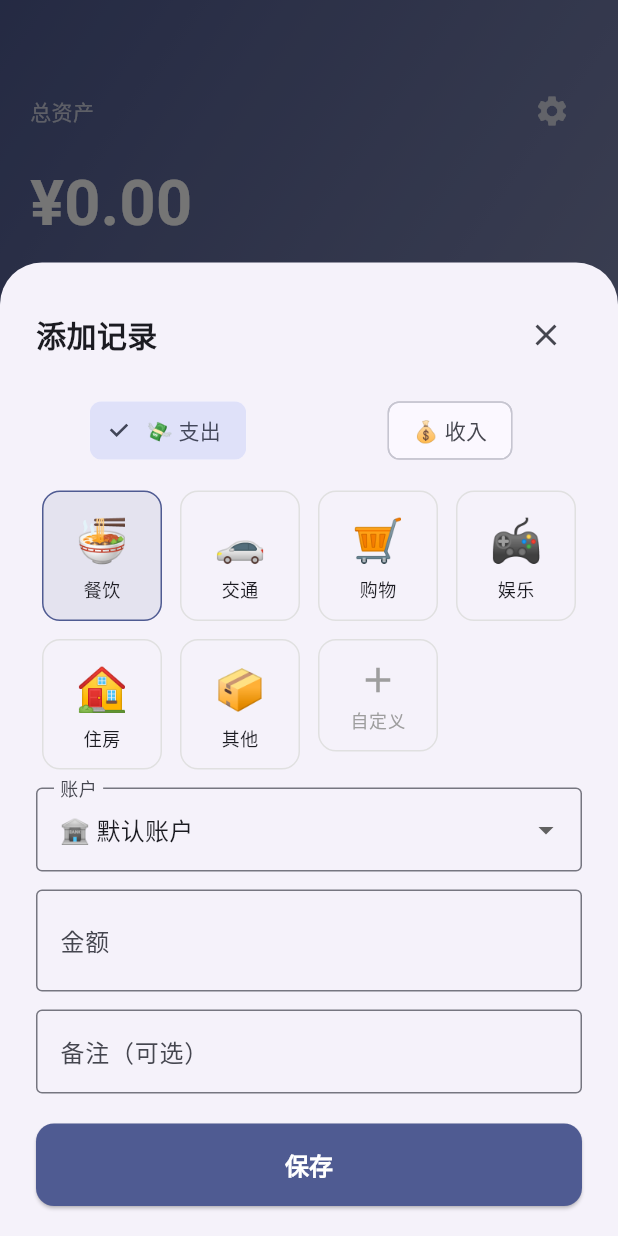
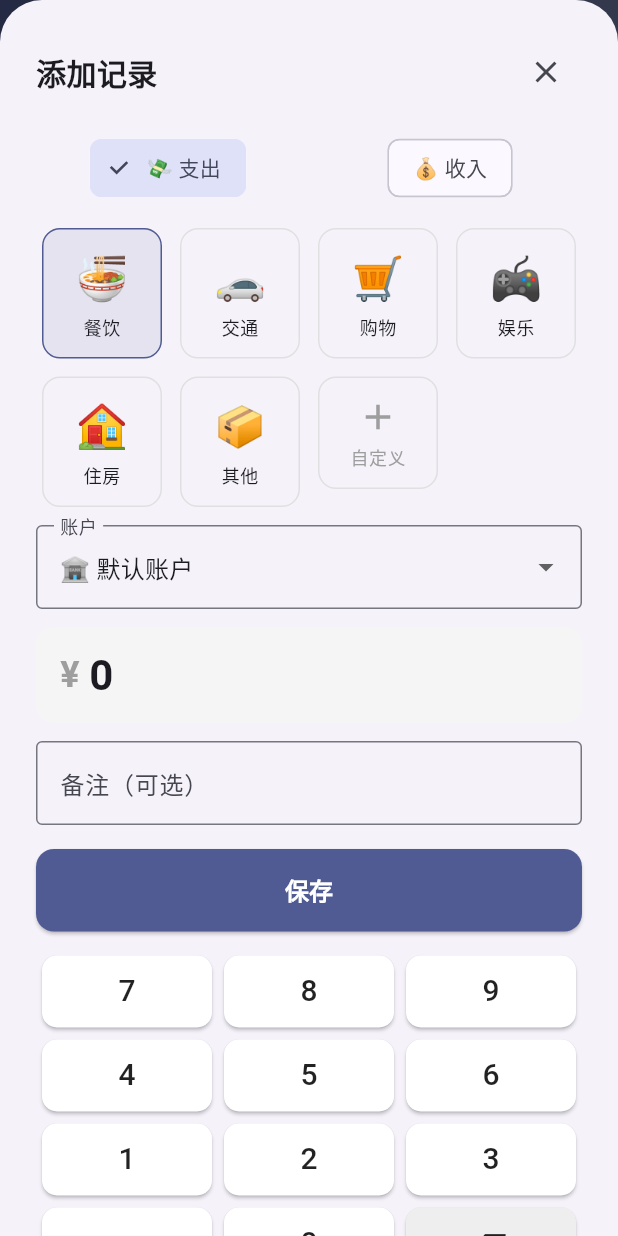
Before and after one commit to shouyangliu/wallet, a Flutter app: the screen it shows after launch, after a tap on the "add" icon, on a phone screen of 412 x 824 dp. Run offline on Flutter 3.47's test engine with Material 3 defaults, Android fonts, the phone set to English and light mode, and no system bars; our stand-ins replace fl_chart, shared_preferences.

```diff
--- a/lib/main.dart
+++ b/lib/main.dart
@@ -240,6 +240,7 @@ class _HomePageState extends State<HomePage> {
   @override
   Widget build(BuildContext context) {
     return Scaffold(
+      resizeToAvoidBottomInset: false,
       body: IndexedStack(
         index: _currentIndex,
         children: [
@@ -885,24 +886,93 @@ class _HomePageState extends State<HomePage> {
     );
   }
 
+  Widget _buildNumpad(TextEditingController ctrl, StateSetter setState) {
+    void onTap(String v) {
+      setState(() {
+        if (v == '⌫') {
+          if (ctrl.text.isNotEmpty) {
+            ctrl.text = ctrl.text.substring(0, ctrl.text.length - 1);
+          }
+        } else if (v == '.') {
+          if (!ctrl.text.contains('.')) {
+            ctrl.text = ctrl.text.isEmpty ? '0.' : '${ctrl.text}.';
+          }
+        } else {
+          if (ctrl.text == '0' && v != '.') {
+            ctrl.text = v;
+          } else {
+            ctrl.text += v;
+          }
+        }
+      });
+    }
+
+    final keys = [
+      ['7', '8', '9'],
+      ['4', '5', '6'],
+      ['1', '2', '3'],
+      ['.', '0', '⌫'],
+    ];
+
+    return Column(
+      children: keys.map((row) {
+        return Padding(
+          padding: const EdgeInsets.only(bottom: 8),
+          child: Row(
+            children: row.map((k) {
+              return Expanded(
+                child: Padding(
+                  padding: const EdgeInsets.symmetric(horizontal: 4),
+                  child: SizedBox(
+                    height: 48,
+                    child: ElevatedButton(
+                      onPressed: () => onTap(k),
+                      style: ElevatedButton.styleFrom(
+                        backgroundColor:
+                            k == '⌫' ? Colors.grey[200] : Colors.white,
+                        foregroundColor: Colors.black87,
+                        elevation: 1,
+                        padding: EdgeInsets.zero,
+                        shape: RoundedRectangleBorder(
+                          borderRadius: BorderRadius.circular(10),
+                        ),
+                      ),
+                      child: Text(k,
+                          style: const TextStyle(
+                              fontSize: 20, fontWeight: FontWeight.w500)),
+                    ),
+                  ),
+                ),
+              );
+            }).toList(),
+          ),
+        );
+      }).toList(),
+    );
+  }
+
   void _showAddDialog() {
     bool isExpense = true;
     final amountController = TextEditingController();
     final noteController = TextEditingController();
+    final noteFocus = FocusNode();
     Category? selectedCategory;
     String selectedAccountId = _accounts.isNotEmpty ? _accounts.first.id : '';
 
     showModalBottomSheet(
       context: context,
       isScrollControlled: true,
-      builder: (context) => StatefulBuilder(
+      builder: (ctx) => Builder(
+        builder: (ctx) {
+          final bottomInset = MediaQuery.of(ctx).viewInsets.bottom;
+          return StatefulBuilder(
             builder: (context, setState) {
               final categories = isExpense ? _expenseCategories : _incomeCategories;
               selectedCategory ??= categories.first;
 
-          return Padding(
+              return SingleChildScrollView(
                 padding: EdgeInsets.only(
-              bottom: MediaQuery.of(context).viewInsets.bottom,
+                  bottom: bottomInset,
                   left: 24,
                   right: 24,
                   top: 24,
@@ -1020,26 +1090,42 @@ class _HomePageState extends State<HomePage> {
                   },
                 ),
                 const SizedBox(height: 12),
-                TextField(
-                  controller: amountController,
-                  keyboardType:
-                      const TextInputType.numberWithOptions(decimal: true),
-                  decoration: const InputDecoration(
-                    labelText: '金额',
-                    prefixText: '¥ ',
-                    border: OutlineInputBorder(),
-                  ),
-                  style: const TextStyle(fontSize: 24, fontWeight: FontWeight.bold),
+                Container(
+                  padding: const EdgeInsets.symmetric(
+                      horizontal: 16, vertical: 12),
+                  decoration: BoxDecoration(
+                    color: Colors.grey[100],
+                    borderRadius: BorderRadius.circular(12),
+                  ),
+                  child: Row(
+                    children: [
+                      const Text('¥ ',
+                          style: TextStyle(
+                              fontSize: 24,
+                              fontWeight: FontWeight.bold,
+                              color: Colors.grey)),
+                      Text(
+                        amountController.text.isEmpty
+                            ? '0'
+                            : amountController.text,
+                        style: const TextStyle(
+                          fontSize: 28,
+                          fontWeight: FontWeight.bold,
+                        ),
+                      ),
+                    ],
+                  ),
                 ),
                 const SizedBox(height: 12),
                 TextField(
                   controller: noteController,
+                  focusNode: noteFocus,
                   decoration: const InputDecoration(
                     labelText: '备注（可选）',
                     border: OutlineInputBorder(),
                   ),
                 ),
-                const SizedBox(height: 20),
+                const SizedBox(height: 16),
                 SizedBox(
                   width: double.infinity,
                   child: ElevatedButton(
@@ -1073,9 +1159,13 @@ class _HomePageState extends State<HomePage> {
                             fontSize: 16, fontWeight: FontWeight.bold)),
                   ),
                 ),
-                const SizedBox(height: 20),
-              ],
-            ),
+                const SizedBox(height: 16),
+                _buildNumpad(amountController, setState),
+                const SizedBox(height: 16),
+              ],
+            ),
+          );
+        },
       );
     },
   ),
```
Also changed, not shown: 1 other file. Lines whose indentation alone changed are shown as unchanged.
